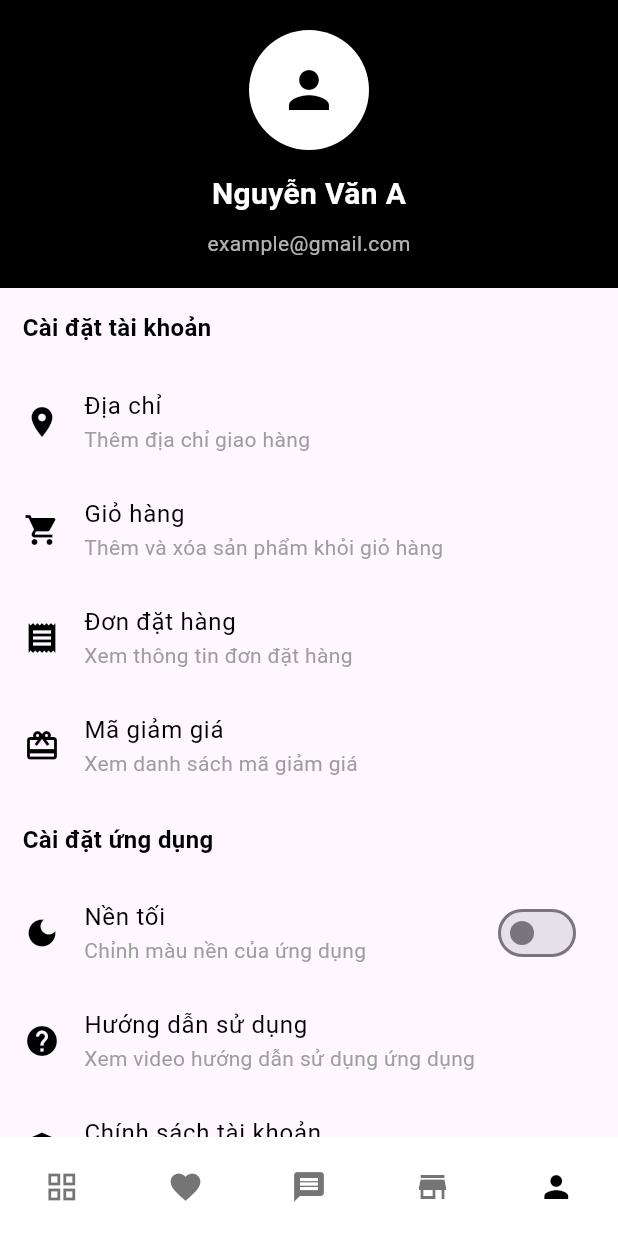
After one commit to MNhatdayy/flutter_ecom, a Flutter app: the HomeScreen screen opened by its route, item 5 of the bottom bar chosen, after a tap on "Địa chỉ", on a phone screen of 412 x 824 dp. The commit adds this screen. Run offline on Flutter 3.47's test engine with Material 3 defaults, Android fonts, the phone set to English and light mode, and no system bars; drawn by our look-alikes of flutter_snake_navigationbar; our stand-ins replace shared_preferences; accounts and stored records are empty.

Commit message:
#nav-header-ui

```diff
--- a/lib/core/config/config.dart
+++ b/lib/core/config/config.dart
@@ -1,3 +1,3 @@
 class AppConfig {
-  static const String baseUrl = 'http://192.168.1.108:8099/api';
+  static const String baseUrl = 'http://192.168.1.4:8099/api';
 }
--- a/lib/pages/HomeScreen.dart
+++ b/lib/pages/HomeScreen.dart
@@ -1,18 +1,13 @@
 import 'package:flutter/material.dart';
 
-class HomeScreen extends StatelessWidget {
+import 'layout/component/header.dart';
+import 'layout/component/navigation.dart';
+
+class HomeScreen extends StatelessWidget {  // Changed to StatelessWidget
   @override
   Widget build(BuildContext context) {
     return Scaffold(
-      appBar: AppBar(
-        title: const Text('Home'),
-      ),
-      body: Center(
-        child: Text(
-          'Welcome to Home Screen!',
-          style: Theme.of(context).textTheme.headlineMedium, // Updated from headline4
-        ),
-      ),
+      body: Navigation(),  // Use Navigation widget here
     );
   }
 }
--- /dev/null
+++ b/lib/pages/layout/component/header.dart
@@ -0,0 +1,199 @@
+import 'package:flutter/material.dart';
+
+import '../../screens/cartitem/cartitem_screen.dart';
+
+class Header extends StatelessWidget implements PreferredSizeWidget {
+  @override
+  Widget build(BuildContext context) {
+    return AppBar(
+      elevation: 0,
+      backgroundColor: Colors.black, // Nền AppBar màu đen
+      title: Container(
+        height: 40,
+        decoration: BoxDecoration(
+          color: Colors.grey[900], // Nền hộp tìm kiếm màu xám đậm
+          borderRadius: BorderRadius.circular(10),
+        ),
+        child: Row(
+          children: [
+            Padding(
+              padding: const EdgeInsets.symmetric(horizontal: 8.0),
+              child: IconButton(
+                icon: const Icon(Icons.search, color: Colors.white), // Biểu tượng tìm kiếm màu trắng
+                onPressed: () {
+                  _showSearchDialog(context);
+                },
+              ),
+            ),
+            Flexible(
+              child: const Text(
+                "Tìm kiếm sản phẩm",
+                style: TextStyle(color: Colors.white, fontSize: 14), // Văn bản tìm kiếm màu trắng
+                overflow: TextOverflow.ellipsis,
+              ),
+            ),
+          ],
+        ),
+      ),
+      actions: [
+        // Nút Lọc Sản Phẩm
+        IconButton(
+          icon: const Icon(Icons.filter_list, color: Colors.white), // Biểu tượng lọc màu trắng
+          onPressed: () {
+            showDialog(
+              context: context,
+              builder: (context) => ProductFilterDialog(),
+            );
+          },
+        ),
+        // Nút Thông Báo
+        IconButton(
+          icon: const Icon(Icons.notifications, color: Colors.white), // Biểu tượng thông báo màu trắng
+          onPressed: () {
+            showDialog(
+              context: context,
+              builder: (context) => NotificationModal(),
+            );
+          },
+        ),
+        // Nút Giỏ Hàng
+        IconButton(
+          icon: const Icon(Icons.shopping_cart, color: Colors.white), // Biểu tượng giỏ hàng màu trắng
+          onPressed: () {
+            Navigator.push(
+              context,
+              MaterialPageRoute(builder: (context) => CartItemScreen()),
+            );
+          },
+        ),
+        const SizedBox(width: 10),
+      ],
+    );
+  }
+
+  @override
+  Size get preferredSize => const Size.fromHeight(kToolbarHeight);
+
+  // Hộp thoại tìm kiếm
+  void _showSearchDialog(BuildContext context) {
+    showDialog(
+      context: context,
+      builder: (context) {
+        return AlertDialog(
+          backgroundColor: Colors.grey[900], // Nền hộp thoại màu xám đậm
+          title: const Text(
+            "Tìm kiếm sản phẩm",
+            style: TextStyle(color: Colors.white), // Văn bản tiêu đề màu trắng
+          ),
+          content: TextField(
+            autofocus: true,
+            style: const TextStyle(color: Colors.white), // Văn bản nhập liệu màu trắng
+            decoration: InputDecoration(
+              hintText: "Nhập từ khóa tìm kiếm...",
+              hintStyle: TextStyle(color: Colors.grey[500]), // Gợi ý màu xám nhạt
+              border: const OutlineInputBorder(),
+              focusedBorder: OutlineInputBorder(
+                borderSide: BorderSide(color: Colors.white), // Đường viền khi tập trung màu trắng
+              ),
+            ),
+            onChanged: (value) {
+              print("Searching for: $value");
+            },
+          ),
+          actions: [
+            TextButton(
+              onPressed: () {
+                Navigator.of(context).pop();
+              },
+              child: const Text(
+                "Đóng",
+                style: TextStyle(color: Colors.redAccent), // Nút đóng màu đỏ
+              ),
+            ),
+            TextButton(
+              onPressed: () {
+                print("Search action triggered");
+                Navigator.of(context).pop();
+              },
+              child: const Text(
+                "Tìm Kiếm",
+                style: TextStyle(color: Colors.white), // Nút tìm kiếm màu trắng
+              ),
+            ),
+          ],
+        );
+      },
+    );
+  }
+}
+
+// Hộp thoại lọc sản phẩm
+class ProductFilterDialog extends StatelessWidget {
+  @override
+  Widget build(BuildContext context) {
+    return AlertDialog(
+      backgroundColor: Colors.grey[900], // Nền hộp thoại màu xám đậm
+      title: const Text(
+        "Chọn loại sản phẩm",
+        style: TextStyle(color: Colors.white), // Tiêu đề màu trắng
+      ),
+      content: Column(
+        mainAxisSize: MainAxisSize.min,
+        children: const [
+          ListTile(
+            leading: Icon(Icons.phone_android, color: Colors.white), // Biểu tượng màu trắng
+            title: Text("Điện thoại", style: TextStyle(color: Colors.white)), // Văn bản màu trắng
+          ),
+          ListTile(
+            leading: Icon(Icons.computer, color: Colors.white),
+            title: Text("Máy tính", style: TextStyle(color: Colors.white)),
+          ),
+          ListTile(
+            leading: Icon(Icons.headphones, color: Colors.white),
+            title: Text("Phụ kiện", style: TextStyle(color: Colors.white)),
+          ),
+        ],
+      ),
+      actions: [
+        TextButton(
+          onPressed: () {
+            Navigator.of(context).pop();
+          },
+          child: const Text(
+            "Đóng",
+            style: TextStyle(color: Colors.redAccent), // Nút đóng màu đỏ
+          ),
+        ),
+      ],
+    );
+  }
+}
+
+// Modal thông báo
+class NotificationModal extends StatelessWidget {
+  @override
+  Widget build(BuildContext context) {
+    return AlertDialog(
+      backgroundColor: Colors.grey[900], // Nền hộp thoại màu xám đậm
+      title: const Text(
+        "Thông báo",
+        style: TextStyle(color: Colors.white), // Tiêu đề màu trắng
+      ),
+      content: const Text(
+        "Bạn có các thông báo mới!",
+        style: TextStyle(color: Colors.white), // Nội dung màu trắng
+      ),
+      actions: [
+        TextButton(
+          onPressed: () {
+            Navigator.of(context).pop();
+          },
+          child: const Text(
+            "Đóng",
+            style: TextStyle(color: Colors.white), // Nút đóng màu trắng
+          ),
+        ),
+      ],
+    );
+  }
+}
--- /dev/null
+++ b/lib/pages/layout/component/navigation.dart
@@ -0,0 +1,76 @@
+import 'package:flutter/material.dart';
+import 'package:flutter_snake_navigationbar/flutter_snake_navigationbar.dart';
+
+import '../../screens/explore/explore_screen.dart';
+import '../../screens/favorite/favorite_screen.dart';
+import '../../screens/message/message_screen.dart';
+import '../../screens/profile/profile_screen.dart';
+import '../../screens/store/store_screen.dart';
+
+class Navigation extends StatefulWidget {
+  const Navigation({Key? key}) : super(key: key);
+
+  @override
+  State<Navigation> createState() => _NavigationState();
+}
+
+class _NavigationState extends State<Navigation> {
+  int currentIndex = 0;
+
+  final List<Widget> _screens = [
+    ExploreScreen(),
+    FavoriteScreen(),
+    MessageScreen(),
+    StoreScreen(),
+    ProfileScreen(),
+  ];
+
+  void _onTap(int index) {
+    setState(() {
+      currentIndex = index;
+    });
+  }
+
+  @override
+  Widget build(BuildContext context) {
+    return Scaffold(
+      body: _screens[currentIndex],
+      bottomNavigationBar: Container(
+        decoration: const BoxDecoration(
+          color: Colors.white, // Màu nền trắng chung
+        ),
+        child: SnakeNavigationBar.color(
+          behaviour: SnakeBarBehaviour.floating,
+          snakeShape: SnakeShape.circle,
+          padding: const EdgeInsets.symmetric(vertical: 5),
+          unselectedLabelStyle: const TextStyle(fontSize: 11, color: Colors.black54),
+          selectedLabelStyle: const TextStyle(fontSize: 11, color: Colors.black),
+          snakeViewColor: Colors.white, // Màu nền cho biểu tượng được chọn
+          unselectedItemColor: Colors.black54, // Màu biểu tượng không được chọn
+          selectedItemColor: Colors.black, // Màu biểu tượng khi được chọn
+          showUnselectedLabels: true,
+          backgroundColor: Colors.white, // Nền thanh điều hướng là màu trắng
+          currentIndex: currentIndex,
+          onTap: _onTap,
+          items: const [
+            BottomNavigationBarItem(
+              icon: Icon(Icons.grid_view),
+            ),
+            BottomNavigationBarItem(
+              icon: Icon(Icons.favorite),
+            ),
+            BottomNavigationBarItem(
+              icon: Icon(Icons.message),
+            ),
+            BottomNavigationBarItem(
+              icon: Icon(Icons.store),
+            ),
+            BottomNavigationBarItem(
+              icon: Icon(Icons.person),
+            ),
+          ],
+        ),
+      ),
+    );
+  }
+}
--- /dev/null
+++ b/lib/pages/screens/explore/explore_screen.dart
@@ -0,0 +1,29 @@
+import 'package:flutter/material.dart';
+import 'package:flutter_ecom/pages/layout/component/header.dart';
+
+class ExploreScreen extends StatelessWidget {
+  @override
+  Widget build(BuildContext context) {
+    return Scaffold(
+      appBar: Header(
+      ),
+      body: ListView.builder(
+        itemCount: 10,
+        itemBuilder: (context, index) {
+          return Card(
+            margin: const EdgeInsets.all(8),
+            child: ListTile(
+              leading: CircleAvatar(
+                backgroundColor: Colors.blueAccent,
+                child: Text("${index + 1}"),
+              ),
+              title: Text("Sản phẩm ${index + 1}"),
+              subtitle: const Text("Mô tả sản phẩm"),
+              trailing: const Icon(Icons.arrow_forward_ios),
+            ),
+          );
+        },
+      ),
+    );
+  }
+}
--- /dev/null
+++ b/lib/pages/screens/profile/profile_screen.dart
@@ -0,0 +1,171 @@
+import 'package:flutter/material.dart';
+
+import '../../../core/services/authService.dart';
+
+class ProfileScreen extends StatelessWidget {
+  final AuthService _authService = AuthService();
+  Future<void> _showLogoutConfirmation(BuildContext context) async {
+    // Hiển thị modal xác nhận
+    final shouldLogout = await showDialog<bool>(
+      context: context,
+      builder: (BuildContext context) {
+        return AlertDialog(
+          title: Text('Xác nhận'),
+          content: Text('Bạn có chắc chắn muốn đăng xuất không?'),
+          actions: [
+            TextButton(
+              onPressed: () {
+                Navigator.of(context).pop(false); // Không đăng xuất
+              },
+              child: Text('Hủy'),
+            ),
+            ElevatedButton(
+              onPressed: () {
+                Navigator.of(context).pop(true); // Xác nhận đăng xuất
+              },
+              child: Text('Đăng xuất'),
+            ),
+          ],
+        );
+      },
+    );
+
+    // Kiểm tra kết quả từ modal
+    if (shouldLogout == true) {
+      await _authService.logout(); // Gọi hàm logout
+      await _authService.deleteToken(); // Xóa token khỏi bộ nhớ
+
+      // Điều hướng về màn hình đăng nhập (hoặc xử lý tùy theo ứng dụng của bạn)
+      Navigator.of(context).pushReplacementNamed('/login');
+    }
+  }
+  @override
+  Widget build(BuildContext context) {
+    return Scaffold(
+      body: SingleChildScrollView(
+        child: Column(
+          crossAxisAlignment: CrossAxisAlignment.start,
+          children: [
+            // Phần avatar và thông tin người dùng
+            Container(
+              padding: const EdgeInsets.all(20),
+              alignment: Alignment.center,
+              color: Colors.black,
+              child: Column(
+                children: const [
+                  CircleAvatar(
+                    radius: 40,
+                    backgroundColor: Colors.white,
+                    child: Icon(Icons.person, size: 40, color: Colors.black),
+                  ),
+                  SizedBox(height: 15),
+                  Text(
+                    "Nguyễn Văn A",
+                    style: TextStyle(
+                      fontSize: 20,
+                      fontWeight: FontWeight.bold,
+                      color: Colors.white,
+                    ),
+                  ),
+                  SizedBox(height: 8),
+                  Text(
+                    "example@gmail.com",
+                    style: TextStyle(
+                      fontSize: 14,
+                      color: Colors.white70,
+                    ),
+                  ),
+                ],
+              ),
+            ),
+
+            // Phần Cài đặt tài khoản
+            const Padding(
+              padding: EdgeInsets.all(15),
+              child: Text(
+                "Cài đặt tài khoản",
+                style: TextStyle(fontSize: 16, fontWeight: FontWeight.bold, color: Colors.black),
+              ),
+            ),
+            ListTile(
+              leading: const Icon(Icons.location_on, color: Colors.black),
+              title: const Text("Địa chỉ", style: TextStyle(color: Colors.black)),
+              subtitle: const Text("Thêm địa chỉ giao hàng", style: TextStyle(color: Colors.grey)),
+              onTap: () {},
+            ),
+            ListTile(
+              leading: const Icon(Icons.shopping_cart, color: Colors.black),
+              title: const Text("Giỏ hàng", style: TextStyle(color: Colors.black)),
+              subtitle: const Text("Thêm và xóa sản phẩm khỏi giỏ hàng", style: TextStyle(color: Colors.grey)),
+              onTap: () {},
+            ),
+            ListTile(
+              leading: const Icon(Icons.receipt, color: Colors.black),
+              title: const Text("Đơn đặt hàng", style: TextStyle(color: Colors.black)),
+              subtitle: const Text("Xem thông tin đơn đặt hàng", style: TextStyle(color: Colors.grey)),
+              onTap: () {},
+            ),
+            ListTile(
+              leading: const Icon(Icons.card_giftcard, color: Colors.black),
+              title: const Text("Mã giảm giá", style: TextStyle(color: Colors.black)),
+              subtitle: const Text("Xem danh sách mã giảm giá", style: TextStyle(color: Colors.grey)),
+              onTap: () {},
+            ),
+
+            // Phần Cài đặt ứng dụng
+            const Padding(
+              padding: EdgeInsets.all(15),
+              child: Text(
+                "Cài đặt ứng dụng",
+                style: TextStyle(fontSize: 16, fontWeight: FontWeight.bold, color: Colors.black),
+              ),
+            ),
+            ListTile(
+              leading: const Icon(Icons.dark_mode, color: Colors.black),
+              title: const Text("Nền tối", style: TextStyle(color: Colors.black)),
+              subtitle: const Text("Chỉnh màu nền của ứng dụng", style: TextStyle(color: Colors.grey)),
+              trailing: Switch(
+                value: false,
+                onChanged: (value) {},
+                activeColor: Colors.black,
+              ),
+            ),
+            ListTile(
+              leading: const Icon(Icons.help, color: Colors.black),
+              title: const Text("Hướng dẫn sử dụng", style: TextStyle(color: Colors.black)),
+              subtitle: const Text("Xem video hướng dẫn sử dụng ứng dụng", style: TextStyle(color: Colors.grey)),
+              onTap: () {},
+            ),
+            ListTile(
+              leading: const Icon(Icons.policy, color: Colors.black),
+              title: const Text("Chính sách tài khoản", style: TextStyle(color: Colors.black)),
+              subtitle: const Text("Xem chính sách tài khoản", style: TextStyle(color: Colors.grey)),
+              onTap: () {},
+            ),
+
+            // Nút Đăng xuất
+            Padding(
+              padding: const EdgeInsets.symmetric(horizontal: 15, vertical: 20),
+              child: ElevatedButton(
+                style: ElevatedButton.styleFrom(
+                  backgroundColor: Colors.black,
+                  minimumSize: const Size(double.infinity, 45),
+                  shape: RoundedRectangleBorder(
+                    borderRadius: BorderRadius.circular(10),
+                  ),
+                ),
+                onPressed: () {
+                  _showLogoutConfirmation(context);
+                },
+                child: const Text(
+                  "Đăng xuất",
+                  style: TextStyle(fontSize: 14, color: Colors.white),
+                ),
+              ),
+            ),
+          ],
+        ),
+      ),
+    );
+  }
+}
--- a/pubspec.yaml
+++ b/pubspec.yaml
@@ -37,6 +37,7 @@ dependencies:
   cupertino_icons: ^1.0.8
   http: ^1.2.2
   shared_preferences: ^2.3.4
+  flutter_snake_navigationbar: ^0.6.1
 
 dev_dependencies:
   flutter_test:
```
Also changed, not shown: lib/pages/screens/cartitem/cartitem_screen.dart (added, +138 -0 lines), lib/pages/screens/favorite/favorite_screen.dart (added, +23 -0 lines), lib/pages/screens/message/message_screen.dart (added, +19 -0 lines), lib/pages/screens/store/store_screen.dart (added, +42 -0 lines), lib/pages/screens/explore/explore_controller.dart (added), lib/pages/screens/favorite/favorite_controller.dart (added), lib/pages/screens/message/message_controller.dart (added), lib/pages/screens/profile/profile_controller.dart (added), lib/pages/screens/store/store_controller.dart (added), pubspec.lock.
